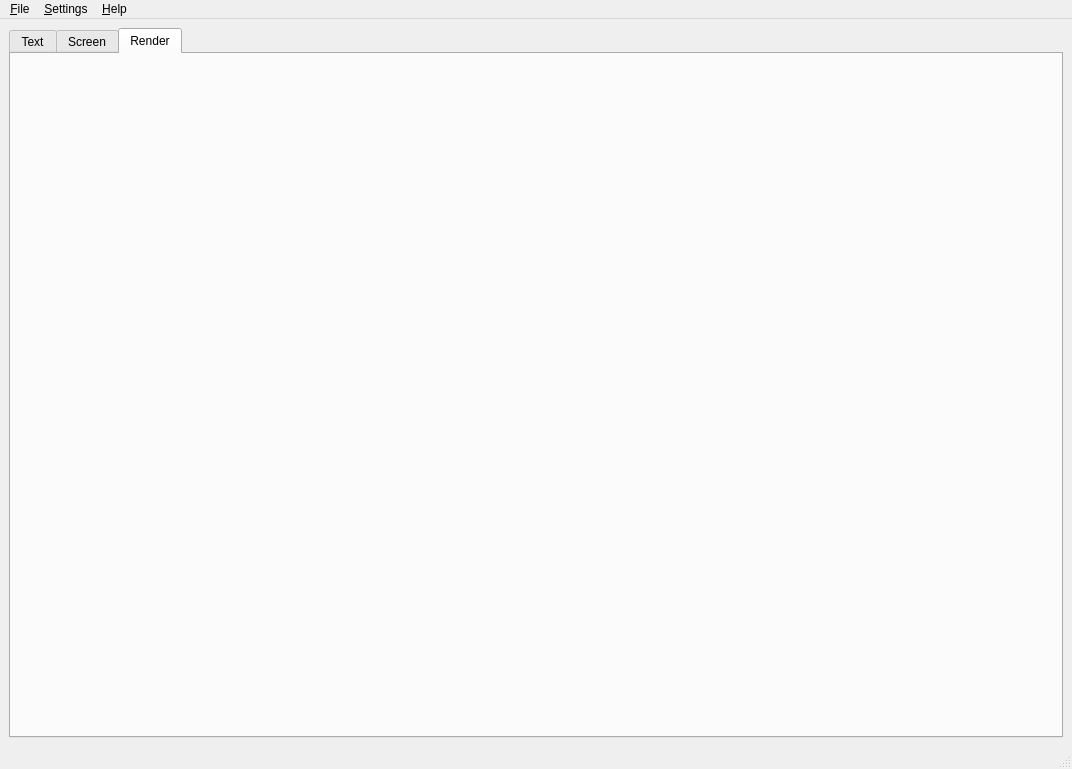
Before: the Qt Designer form src/cmainwindow.ui in AlekseyDurachenko/creepinglinecreator, drawn with Qt 5.
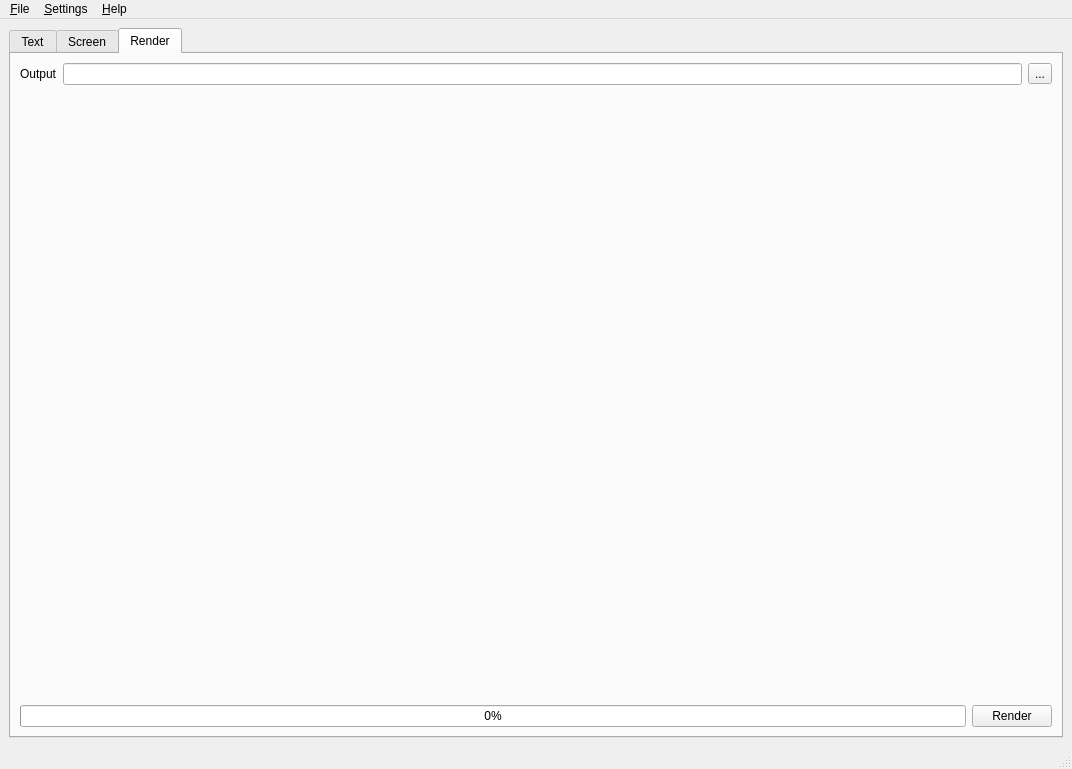
After: the same form once the commit is applied. The open tabs and pages were chosen to show the change. Icons and pictures are not drawn.

Commit message: render the video (test mode)

```diff
--- a/src/cmainwindow.ui
+++ b/src/cmainwindow.ui
@@ -592,6 +592,64 @@
        <attribute name="title">
         <string>Render</string>
        </attribute>
+       <layout class="QVBoxLayout" name="verticalLayout_5">
+        <item>
+         <layout class="QGridLayout" name="gridLayout_5">
+          <item row="0" column="2">
+           <widget class="QToolButton" name="toolButton_setRenderOutput">
+            <property name="text">
+             <string>...</string>
+            </property>
+           </widget>
+          </item>
+          <item row="0" column="0">
+           <widget class="QLabel" name="label_renderOutput">
+            <property name="text">
+             <string>Output</string>
+            </property>
+           </widget>
+          </item>
+          <item row="0" column="1">
+           <widget class="QLineEdit" name="lineEdit_renderOutput">
+            <property name="text">
+             <string/>
+            </property>
+           </widget>
+          </item>
+         </layout>
+        </item>
+        <item>
+         <spacer name="verticalSpacer_3">
+          <property name="orientation">
+           <enum>Qt::Vertical</enum>
+          </property>
+          <property name="sizeHint" stdset="0">
+           <size>
+            <width>20</width>
+            <height>40</height>
+           </size>
+          </property>
+         </spacer>
+        </item>
+        <item>
+         <layout class="QHBoxLayout" name="horizontalLayout_4">
+          <item>
+           <widget class="QProgressBar" name="progressBar_complite">
+            <property name="value">
+             <number>0</number>
+            </property>
+           </widget>
+          </item>
+          <item>
+           <widget class="QPushButton" name="pushButton_render">
+            <property name="text">
+             <string>Render</string>
+            </property>
+           </widget>
+          </item>
+         </layout>
+        </item>
+       </layout>
       </widget>
      </widget>
     </item>
```
Left out of the diff: 8 changed lines with no effect on the pictures. The commit also changes 2 other files.
